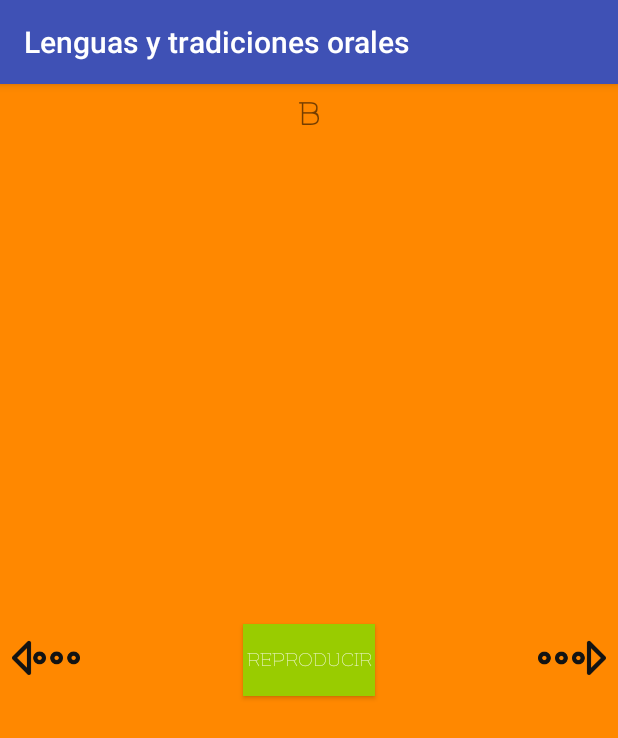
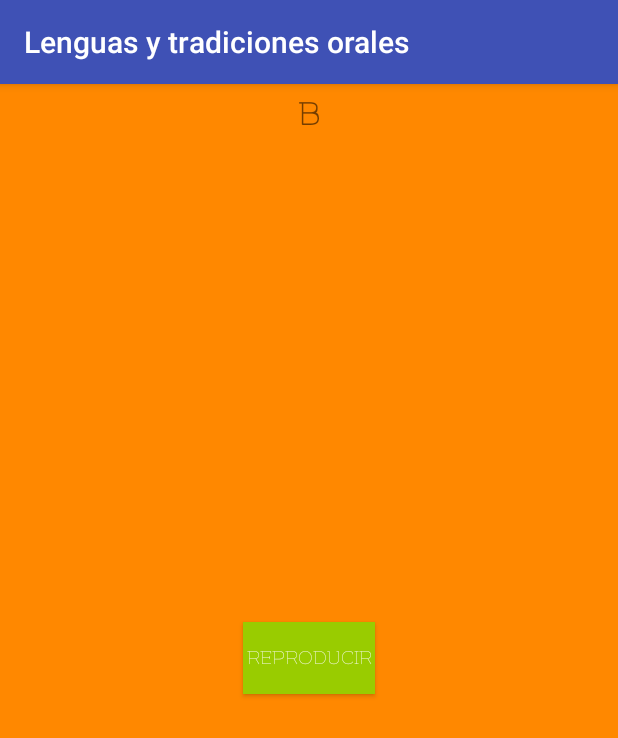
Before and after one commit to munozviolin/AppTCU, an Android app: the Caso2 screen opened directly, with no data from a screen before it, after a tap on "REPRODUCIR", on a phone screen of 412 x 824 dp. Shown: the top 738 px of the screen. Run offline under Robolectric (Android 15) with nearby library versions, the phone set to English and light mode, and no system bars.

Commit message:
GIFS se muestran por 4 segundos

```diff
--- a/app/src/main/java/com/tcu/munozviolin/navigationdrawer/Caso2.java
+++ b/app/src/main/java/com/tcu/munozviolin/navigationdrawer/Caso2.java
@@ -3,6 +3,7 @@ package com.tcu.munozviolin.navigationdrawer;
 import android.content.Intent;
 import android.graphics.drawable.AnimationDrawable;
 import android.media.MediaPlayer;
+import android.os.Handler;
 import android.support.v4.view.GestureDetectorCompat;
 import android.support.v7.app.AppCompatActivity;
 import android.os.Bundle;
@@ -23,16 +24,29 @@ public class Caso2 extends AppCompatActivity {
         setContentView(R.layout.activity_caso2);
 
         //las siguientes 4 lineas corresponden al GIF de la flecha izquierda
-        ImageView imageView = (ImageView) findViewById(R.id.gifIzq);
+        final ImageView imageView = (ImageView) findViewById(R.id.gifIzq);
         imageView.setBackgroundResource(R.drawable.gif2);
-        AnimationDrawable frameAnimation = (AnimationDrawable) imageView.getBackground();
+        final AnimationDrawable frameAnimation = (AnimationDrawable) imageView.getBackground();
         frameAnimation.start();
 
         //las siguientes 4 lineas corresponden al GIF de la flecha derecha
-        ImageView imageView2 = (ImageView) findViewById(R.id.gifDer);
+        final ImageView imageView2 = (ImageView) findViewById(R.id.gifDer);
         imageView2.setBackgroundResource(R.drawable.gif);
-        AnimationDrawable frameAnimation2 = (AnimationDrawable) imageView2.getBackground();
+        final AnimationDrawable frameAnimation2 = (AnimationDrawable) imageView2.getBackground();
         frameAnimation2.start();
+
+        //codigo para controlar la cantidad de segundos que dura la animacion
+        Handler handler1 = new Handler();
+        handler1.postDelayed(new Runnable() {
+            @Override
+            public void run() {
+                //detener el gif luego de 4 segundos
+                frameAnimation.stop();
+                frameAnimation2.stop();
+                imageView.setVisibility(View.INVISIBLE);
+                imageView2.setVisibility(View.INVISIBLE);
+            }
+        }, 4000);
 
         Button buttonAudio = (Button) findViewById(R.id.buttonCaso2);
         mp = MediaPlayer.create(this, R.raw.star_wars);
--- a/app/src/main/res/layout/activity_caso1.xml
+++ b/app/src/main/res/layout/activity_caso1.xml
@@ -13,7 +13,7 @@
         android:layout_height="wrap_content"
         android:layout_marginBottom="8dp"
         android:layout_marginEnd="16dp"
-        android:layout_marginStart="148dp"
+        android:layout_marginStart="136dp"
         android:layout_marginTop="8dp"
         android:background="@android:color/holo_purple"
         android:fontFamily="@font/flamenco_light"
@@ -30,6 +30,7 @@
         android:id="@+id/tv1"
         android:layout_width="wrap_content"
         android:layout_height="wrap_content"
+        android:layout_marginBottom="8dp"
         android:layout_marginEnd="8dp"
         android:layout_marginStart="8dp"
         android:layout_marginTop="8dp"
@@ -37,9 +38,11 @@
         android:text="A"
         android:textSize="24sp"
         android:textStyle="bold"
+        app:layout_constraintBottom_toTopOf="@+id/buttonCaso1"
         app:layout_constraintEnd_toEndOf="parent"
         app:layout_constraintStart_toStartOf="parent"
         app:layout_constraintTop_toTopOf="parent"
+        app:layout_constraintVertical_bias="0.0"
         tools:ignore="MissingConstraints" />
 
     <!--<ImageView
--- a/app/src/main/res/layout/activity_caso2.xml
+++ b/app/src/main/res/layout/activity_caso2.xml
@@ -39,7 +39,8 @@
         app:layout_constraintBottom_toBottomOf="parent"
         app:layout_constraintEnd_toEndOf="parent"
         app:layout_constraintStart_toStartOf="parent"
-        app:layout_constraintTop_toTopOf="parent" />
+        app:layout_constraintTop_toTopOf="parent"
+        app:layout_constraintVertical_bias="0.498" />
 
     <ImageView
         android:id="@+id/gifIzq"
--- a/app/src/main/res/layout/activity_caso3.xml
+++ b/app/src/main/res/layout/activity_caso3.xml
@@ -37,7 +37,8 @@
         app:layout_constraintBottom_toBottomOf="parent"
         app:layout_constraintEnd_toEndOf="parent"
         app:layout_constraintStart_toStartOf="parent"
-        app:layout_constraintTop_toTopOf="parent" />
+        app:layout_constraintTop_toTopOf="parent"
+        app:layout_constraintVertical_bias="0.498" />
 
     <ImageView
         android:id="@+id/gifIzq3"
```
Also changed, not shown: app/src/main/java/com/tcu/munozviolin/navigationdrawer/Caso1.java (+14 -2 lines), app/src/main/java/com/tcu/munozviolin/navigationdrawer/Caso3.java (+14 -2 lines).
